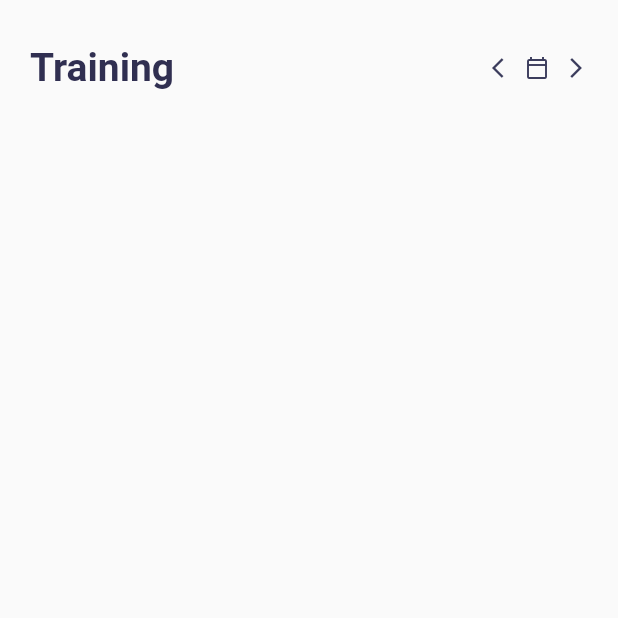
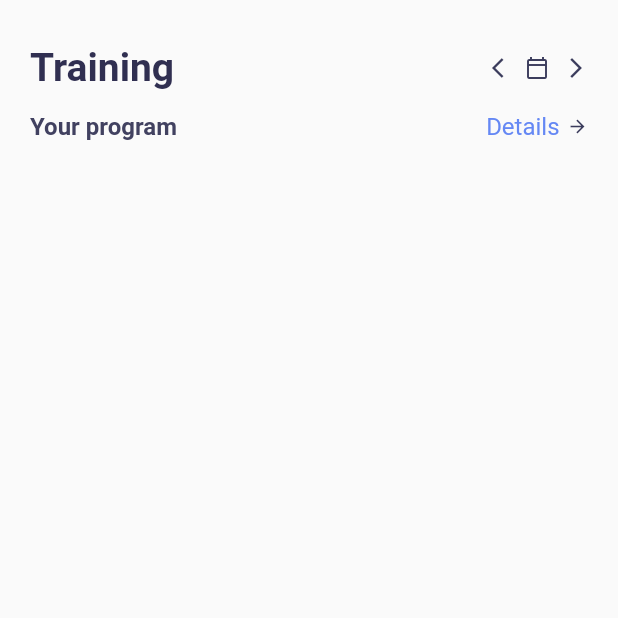
Before and after one commit to JJAHMEDAMER/Video_Training_App, a Flutter app: the screen it shows after launch, on a phone screen of 412 x 824 dp, the top half of it. Run offline on Flutter 3.47's test engine with Material 2 defaults, Android fonts, the phone set to English and light mode, and no system bars; statements that could not run were skipped.

Commit message:
Second Row

```diff
--- a/lib/pages/home_page.dart
+++ b/lib/pages/home_page.dart
@@ -52,6 +52,42 @@ class _HomePageState extends State<HomePage> {
               ],
             ),
             SizedBox(height: 15),
+
+            // 2nd Row Your program
+            Row(
+              mainAxisAlignment: MainAxisAlignment.spaceBetween,
+              children: [
+                Text(
+                  'Your program',
+                  style: TextStyle(
+                    fontSize: 16,
+                    fontWeight: FontWeight.w700,
+                    color: AppColor.homePageSubtitle,
+                  ),
+                ),
+                Row(
+                  children: [
+                    Text(
+                      'Details',
+                      style: TextStyle(
+                        fontSize: 16,
+                        fontWeight: FontWeight.w00,
+                        color: AppColor.homePageDetail,
+                      ),
+                    ),
+                    SizedBox(
+                      width: 5,
+                    ),
+                    Icon(
+                      Icons.arrow_forward,
+                      color: AppColor.homePageIcons,
+                      size: 14,
+                    )
+                  ],
+                )
+              ],
+            ),
+            SizedBox(height: 10),
           ],
         ),
       ),
```
